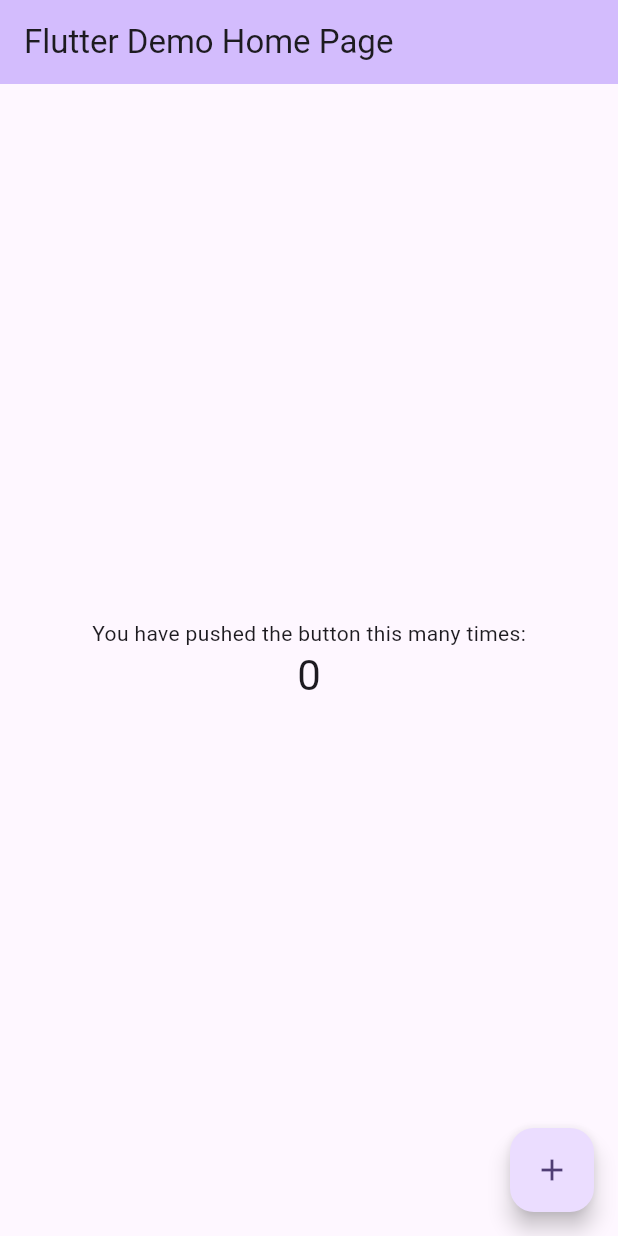
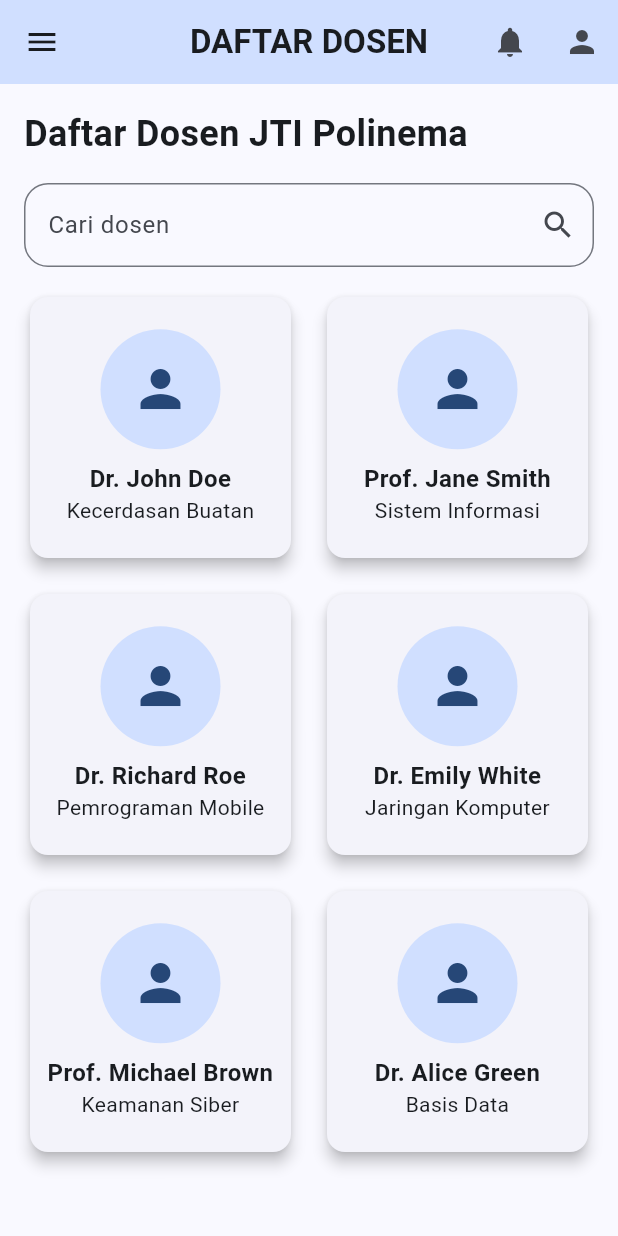
Before and after one commit to FannisaAzzahra/MOBILE_SertifikasiDosen, a Flutter app: the screen it shows after launch, on a phone screen of 412 x 824 dp. Run offline on Flutter 3.47's test engine with Material 3 defaults, Android fonts, the phone set to English and light mode, and no system bars.

Commit message:
Tampilan Daftar Dosen

```diff
--- a/lib/main.dart
+++ b/lib/main.dart
@@ -1,3 +1,129 @@
+// import 'package:flutter/material.dart';
+
+// void main() {
+//   runApp(const MyApp());
+// }
+
+// class MyApp extends StatelessWidget {
+//   const MyApp({super.key});
+
+//   // This widget is the root of your application.
+//   @override
+//   Widget build(BuildContext context) {
+//     return MaterialApp(
+//       title: 'Flutter Demo',
+//       theme: ThemeData(
+//         // This is the theme of your application.
+//         //
+//         // TRY THIS: Try running your application with "flutter run". You'll see
+//         // the application has a purple toolbar. Then, without quitting the app,
+//         // try changing the seedColor in the colorScheme below to Colors.green
+//         // and then invoke "hot reload" (save your changes or press the "hot
+//         // reload" button in a Flutter-supported IDE, or press "r" if you used
+//         // the command line to start the app).
+//         //
+//         // Notice that the counter didn't reset back to zero; the application
+//         // state is not lost during the reload. To reset the state, use hot
+//         // restart instead.
+//         //
+//         // This works for code too, not just values: Most code changes can be
+//         // tested with just a hot reload.
+//         colorScheme: ColorScheme.fromSeed(seedColor: Colors.deepPurple),
+//         useMaterial3: true,
+//       ),
+//       home: const MyHomePage(title: 'Flutter Demo Home Page'),
+//     );
+//   }
+// }
+
+// class MyHomePage extends StatefulWidget {
+//   const MyHomePage({super.key, required this.title});
+
+//   // This widget is the home page of your application. It is stateful, meaning
+//   // that it has a State object (defined below) that contains fields that affect
+//   // how it looks.
+
+//   // This class is the configuration for the state. It holds the values (in this
+//   // case the title) provided by the parent (in this case the App widget) and
+//   // used by the build method of the State. Fields in a Widget subclass are
+//   // always marked "final".
+
+//   final String title;
+
+//   @override
+//   State<MyHomePage> createState() => _MyHomePageState();
+// }
+
+// class _MyHomePageState extends State<MyHomePage> {
+//   int _counter = 0;
+
+//   void _incrementCounter() {
+//     setState(() {
+//       // This call to setState tells the Flutter framework that something has
+//       // changed in this State, which causes it to rerun the build method below
+//       // so that the display can reflect the updated values. If we changed
+//       // _counter without calling setState(), then the build method would not be
+//       // called again, and so nothing would appear to happen.
+//       _counter++;
+//     });
+//   }
+
+//   @override
+//   Widget build(BuildContext context) {
+//     // This method is rerun every time setState is called, for instance as done
+//     // by the _incrementCounter method above.
+//     //
+//     // The Flutter framework has been optimized to make rerunning build methods
+//     // fast, so that you can just rebuild anything that needs updating rather
+//     // than having to individually change instances of widgets.
+//     return Scaffold(
+//       appBar: AppBar(
+//         // TRY THIS: Try changing the color here to a specific color (to
+//         // Colors.amber, perhaps?) and trigger a hot reload to see the AppBar
+//         // change color while the other colors stay the same.
+//         backgroundColor: Theme.of(context).colorScheme.inversePrimary,
+//         // Here we take the value from the MyHomePage object that was created by
+//         // the App.build method, and use it to set our appbar title.
+//         title: Text(widget.title),
+//       ),
+//       body: Center(
+//         // Center is a layout widget. It takes a single child and positions it
+//         // in the middle of the parent.
+//         child: Column(
+//           // Column is also a layout widget. It takes a list of children and
+//           // arranges them vertically. By default, it sizes itself to fit its
+//           // children horizontally, and tries to be as tall as its parent.
+//           //
+//           // Column has various properties to control how it sizes itself and
+//           // how it positions its children. Here we use mainAxisAlignment to
+//           // center the children vertically; the main axis here is the vertical
+//           // axis because Columns are vertical (the cross axis would be
+//           // horizontal).
+//           //
+//           // TRY THIS: Invoke "debug painting" (choose the "Toggle Debug Paint"
+//           // action in the IDE, or press "p" in the console), to see the
+//           // wireframe for each widget.
+//           mainAxisAlignment: MainAxisAlignment.center,
+//           children: <Widget>[
+//             const Text(
+//               'You have pushed the button this many times:',
+//             ),
+//             Text(
+//               '$_counter',
+//               style: Theme.of(context).textTheme.headlineMedium,
+//             ),
+//           ],
+//         ),
+//       ),
+//       floatingActionButton: FloatingActionButton(
+//         onPressed: _incrementCounter,
+//         tooltip: 'Increment',
+//         child: const Icon(Icons.add),
+//       ), // This trailing comma makes auto-formatting nicer for build methods.
+//     );
+//   }
+// }
+
 import 'package:flutter/material.dart';
 
 void main() {
@@ -7,119 +133,123 @@ void main() {
 class MyApp extends StatelessWidget {
   const MyApp({super.key});
 
-  // This widget is the root of your application.
   @override
   Widget build(BuildContext context) {
     return MaterialApp(
-      title: 'Flutter Demo',
+      title: 'Daftar Dosen',
       theme: ThemeData(
-        // This is the theme of your application.
-        //
-        // TRY THIS: Try running your application with "flutter run". You'll see
-        // the application has a purple toolbar. Then, without quitting the app,
-        // try changing the seedColor in the colorScheme below to Colors.green
-        // and then invoke "hot reload" (save your changes or press the "hot
-        // reload" button in a Flutter-supported IDE, or press "r" if you used
-        // the command line to start the app).
-        //
-        // Notice that the counter didn't reset back to zero; the application
-        // state is not lost during the reload. To reset the state, use hot
-        // restart instead.
-        //
-        // This works for code too, not just values: Most code changes can be
-        // tested with just a hot reload.
-        colorScheme: ColorScheme.fromSeed(seedColor: Colors.deepPurple),
+        colorScheme: ColorScheme.fromSeed(seedColor: const Color(0xFFD0DFFF)),
         useMaterial3: true,
       ),
-      home: const MyHomePage(title: 'Flutter Demo Home Page'),
+      home: const MyHomePage(),
     );
   }
 }
 
-class MyHomePage extends StatefulWidget {
-  const MyHomePage({super.key, required this.title});
-
-  // This widget is the home page of your application. It is stateful, meaning
-  // that it has a State object (defined below) that contains fields that affect
-  // how it looks.
-
-  // This class is the configuration for the state. It holds the values (in this
-  // case the title) provided by the parent (in this case the App widget) and
-  // used by the build method of the State. Fields in a Widget subclass are
-  // always marked "final".
-
-  final String title;
-
-  @override
-  State<MyHomePage> createState() => _MyHomePageState();
-}
-
-class _MyHomePageState extends State<MyHomePage> {
-  int _counter = 0;
-
-  void _incrementCounter() {
-    setState(() {
-      // This call to setState tells the Flutter framework that something has
-      // changed in this State, which causes it to rerun the build method below
-      // so that the display can reflect the updated values. If we changed
-      // _counter without calling setState(), then the build method would not be
-      // called again, and so nothing would appear to happen.
-      _counter++;
-    });
-  }
+class MyHomePage extends StatelessWidget {
+  const MyHomePage({super.key});
 
   @override
   Widget build(BuildContext context) {
-    // This method is rerun every time setState is called, for instance as done
-    // by the _incrementCounter method above.
-    //
-    // The Flutter framework has been optimized to make rerunning build methods
-    // fast, so that you can just rebuild anything that needs updating rather
-    // than having to individually change instances of widgets.
+    // Daftar dosen dengan nama dan spesialisasi
+    final List<Map<String, String>> dosenList = [
+      {'name': 'Dr. John Doe', 'specialty': 'Kecerdasan Buatan'},
+      {'name': 'Prof. Jane Smith', 'specialty': 'Sistem Informasi'},
+      {'name': 'Dr. Richard Roe', 'specialty': 'Pemrograman Mobile'},
+      {'name': 'Dr. Emily White', 'specialty': 'Jaringan Komputer'},
+      {'name': 'Prof. Michael Brown', 'specialty': 'Keamanan Siber'},
+      {'name': 'Dr. Alice Green', 'specialty': 'Basis Data'},
+    ];
+
     return Scaffold(
       appBar: AppBar(
-        // TRY THIS: Try changing the color here to a specific color (to
-        // Colors.amber, perhaps?) and trigger a hot reload to see the AppBar
-        // change color while the other colors stay the same.
-        backgroundColor: Theme.of(context).colorScheme.inversePrimary,
-        // Here we take the value from the MyHomePage object that was created by
-        // the App.build method, and use it to set our appbar title.
-        title: Text(widget.title),
+        title: const Text(
+          'DAFTAR DOSEN',
+          style: TextStyle(fontWeight: FontWeight.bold),
+        ),
+        backgroundColor: const Color(0xFFD0DFFF), // Warna AppBar sesuai dengan #D0DFFF
+        centerTitle: true, // Menengahkan teks AppBar
+        leading: IconButton(
+          icon: const Icon(Icons.menu),
+          onPressed: () {
+            // Aksi untuk menu
+          },
+        ),
+        actions: [
+          IconButton(
+            icon: const Icon(Icons.notifications),
+            onPressed: () {
+              // Aksi untuk notifikasi
+            },
+          ),
+          IconButton(
+            icon: const Icon(Icons.person),
+            onPressed: () {
+              // Aksi untuk profile
+            },
+          ),
+        ],
       ),
-      body: Center(
-        // Center is a layout widget. It takes a single child and positions it
-        // in the middle of the parent.
+      body: Padding(
+        padding: const EdgeInsets.all(16.0),
         child: Column(
-          // Column is also a layout widget. It takes a list of children and
-          // arranges them vertically. By default, it sizes itself to fit its
-          // children horizontally, and tries to be as tall as its parent.
-          //
-          // Column has various properties to control how it sizes itself and
-          // how it positions its children. Here we use mainAxisAlignment to
-          // center the children vertically; the main axis here is the vertical
-          // axis because Columns are vertical (the cross axis would be
-          // horizontal).
-          //
-          // TRY THIS: Invoke "debug painting" (choose the "Toggle Debug Paint"
-          // action in the IDE, or press "p" in the console), to see the
-          // wireframe for each widget.
-          mainAxisAlignment: MainAxisAlignment.center,
-          children: <Widget>[
+          crossAxisAlignment: CrossAxisAlignment.start,
+          children: [
             const Text(
-              'You have pushed the button this many times:',
+              'Daftar Dosen JTI Polinema',
+              style: TextStyle(fontSize: 24, fontWeight: FontWeight.bold),
             ),
-            Text(
-              '$_counter',
-              style: Theme.of(context).textTheme.headlineMedium,
+            const SizedBox(height: 16),
+            TextField(
+              decoration: InputDecoration(
+                hintText: 'Cari dosen',
+                border: OutlineInputBorder(
+                  borderRadius: BorderRadius.circular(16), // Membuat sudut TextField tumpul
+                ),
+                suffixIcon: const Icon(Icons.search),
+              ),
+            ),
+            const SizedBox(height: 16),
+            Expanded(
+              child: GridView.count(
+                crossAxisCount: 2,
+                crossAxisSpacing: 16,
+                mainAxisSpacing: 16,
+                children: List.generate(dosenList.length, (index) {
+                  final dosen = dosenList[index];
+                  return Card(
+                    elevation: 4,
+                    shape: RoundedRectangleBorder(
+                      borderRadius: BorderRadius.circular(12),
+                    ),
+                    child: Column(
+                      mainAxisAlignment: MainAxisAlignment.center,
+                      children: [
+                        CircleAvatar(
+                          radius: 40,
+                          backgroundColor: const Color(0xFFD0DFFF), // Warna lingkaran avatar sesuai dengan #D0DFFF
+                          child: const Icon(Icons.person, size: 40),
+                        ),
+                        const SizedBox(height: 8),
+                        Text(
+                          dosen['name']!,
+                          style: const TextStyle(
+                              fontWeight: FontWeight.bold, fontSize: 16),
+                          textAlign: TextAlign.center,
+                        ),
+                        Text(
+                          dosen['specialty']!,
+                          textAlign: TextAlign.center,
+                        ),
+                      ],
+                    ),
+                  );
+                }),
+              ),
             ),
           ],
         ),
       ),
-      floatingActionButton: FloatingActionButton(
-        onPressed: _incrementCounter,
-        tooltip: 'Increment',
-        child: const Icon(Icons.add),
-      ), // This trailing comma makes auto-formatting nicer for build methods.
     );
   }
 }
```
